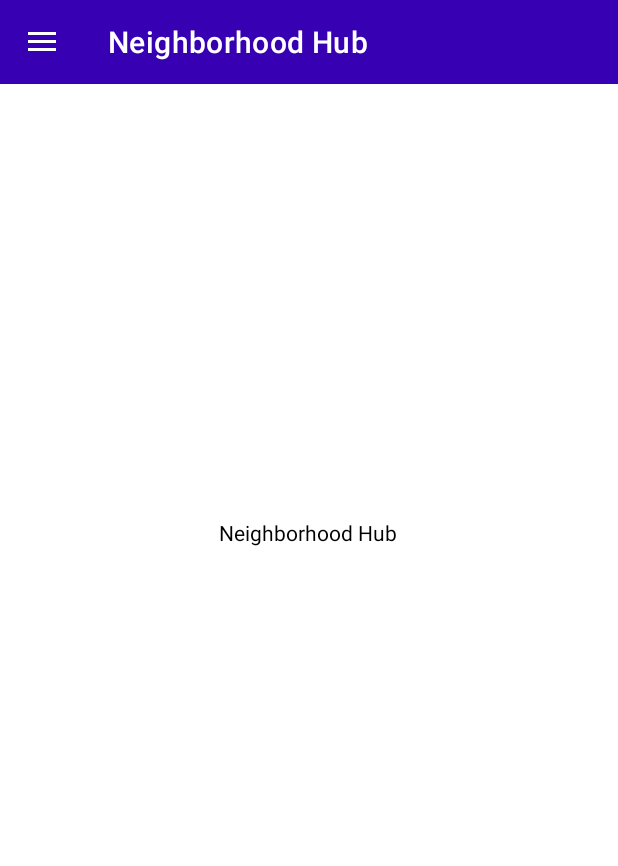
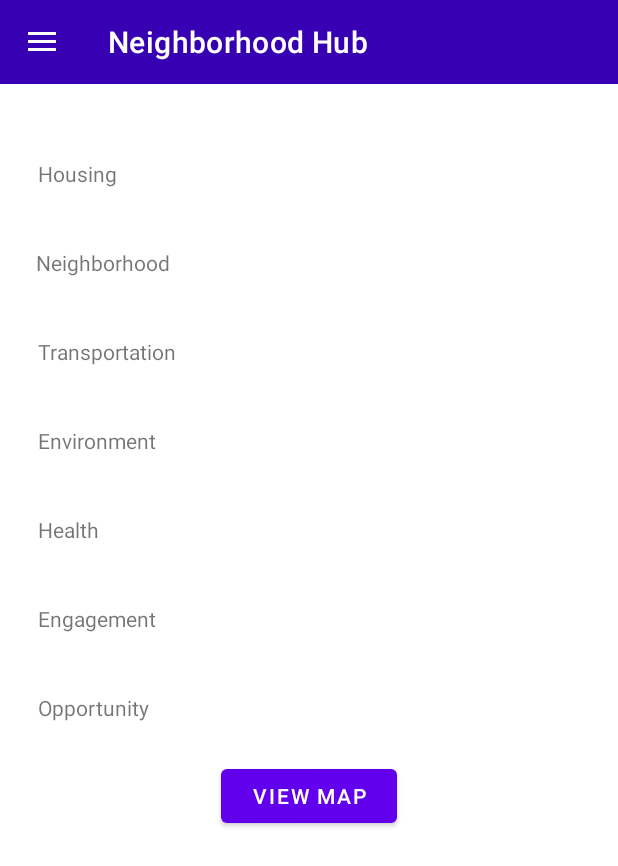
Before and after one commit to tuallen/CMSC436-Group-1, an Android app: the screen it shows after launch (MainActivity), after a tap on "Neighborhood Hub", on a phone screen of 412 x 824 dp. Shown: the top 866 px of the screen. Run offline under Robolectric (Android 15) with nearby library versions, the phone set to English and light mode, and no system bars; 1 other tap on this screen came first.

Commit message:
Hub basic layout created

```diff
--- a/Block Browser/app/src/main/res/layout/hub_layout.xml
+++ b/Block Browser/app/src/main/res/layout/hub_layout.xml
@@ -6,17 +6,160 @@
     android:layout_height="match_parent">
 
     <TextView
-        android:id="@+id/textView"
+        android:id="@+id/opportunityScore"
+        android:layout_width="178dp"
+        android:layout_height="wrap_content"
+        android:layout_marginStart="100dp"
+        android:layout_marginTop="40dp"
+        android:layout_marginEnd="25dp"
+        app:layout_constraintEnd_toEndOf="parent"
+        app:layout_constraintHorizontal_bias="1.0"
+        app:layout_constraintStart_toEndOf="@+id/hubTvOpportunity"
+        app:layout_constraintTop_toBottomOf="@+id/engagementScore" />
+
+    <TextView
+        android:id="@+id/engagementScore"
+        android:layout_width="0dp"
+        android:layout_height="wrap_content"
+        android:layout_marginStart="104dp"
+        android:layout_marginTop="40dp"
+        android:layout_marginEnd="25dp"
+        app:layout_constraintEnd_toEndOf="parent"
+        app:layout_constraintStart_toEndOf="@+id/hubTvEngagement"
+        app:layout_constraintTop_toBottomOf="@+id/healthScore" />
+
+    <TextView
+        android:id="@+id/healthScore"
+        android:layout_width="0dp"
+        android:layout_height="wrap_content"
+        android:layout_marginStart="144dp"
+        android:layout_marginTop="40dp"
+        android:layout_marginEnd="25dp"
+        app:layout_constraintEnd_toEndOf="parent"
+        app:layout_constraintStart_toEndOf="@+id/hubTvHealth"
+        app:layout_constraintTop_toBottomOf="@+id/environmentScore" />
+
+    <TextView
+        android:id="@+id/environmentScore"
+        android:layout_width="0dp"
+        android:layout_height="wrap_content"
+        android:layout_marginStart="104dp"
+        android:layout_marginTop="40dp"
+        android:layout_marginEnd="25dp"
+        app:layout_constraintEnd_toEndOf="parent"
+        app:layout_constraintStart_toEndOf="@+id/hubTvEnviro"
+        app:layout_constraintTop_toBottomOf="@+id/transportationScore" />
+
+    <TextView
+        android:id="@+id/transportationScore"
+        android:layout_width="0dp"
+        android:layout_height="wrap_content"
+        android:layout_marginStart="92dp"
+        android:layout_marginTop="40dp"
+        android:layout_marginEnd="25dp"
+        app:layout_constraintEnd_toEndOf="parent"
+        app:layout_constraintStart_toEndOf="@+id/hubTvTransportation"
+        app:layout_constraintTop_toBottomOf="@+id/neighborhoodScore" />
+
+    <TextView
+        android:id="@+id/neighborhoodScore"
+        android:layout_width="0dp"
+        android:layout_height="wrap_content"
+        android:layout_marginStart="96dp"
+        android:layout_marginTop="40dp"
+        android:layout_marginEnd="25dp"
+        app:layout_constraintEnd_toEndOf="parent"
+        app:layout_constraintStart_toEndOf="@+id/hubTVNeighborhood"
+        app:layout_constraintTop_toBottomOf="@+id/housingScore" />
+
+    <TextView
+        android:id="@+id/hubTvOpportunity"
         android:layout_width="wrap_content"
         android:layout_height="wrap_content"
-        android:layout_marginStart="176dp"
-        android:layout_marginTop="271dp"
-        android:layout_marginEnd="177dp"
-        android:layout_marginBottom="441dp"
-        android:text="Neighborhood Hub"
-        android:textColor="@color/black"
-        app:layout_constraintBottom_toBottomOf="parent"
+        android:layout_marginStart="25dp"
+        android:layout_marginTop="40dp"
+        android:text="Opportunity"
+        app:layout_constraintStart_toStartOf="parent"
+        app:layout_constraintTop_toBottomOf="@+id/hubTvEngagement" />
+
+    <TextView
+        android:id="@+id/hubTvEngagement"
+        android:layout_width="wrap_content"
+        android:layout_height="wrap_content"
+        android:layout_marginStart="25dp"
+        android:layout_marginTop="40dp"
+        android:text="Engagement"
+        app:layout_constraintStart_toStartOf="parent"
+        app:layout_constraintTop_toBottomOf="@+id/hubTvHealth" />
+
+    <TextView
+        android:id="@+id/hubTvHealth"
+        android:layout_width="wrap_content"
+        android:layout_height="wrap_content"
+        android:layout_marginStart="25dp"
+        android:layout_marginTop="40dp"
+        android:text="Health"
+        app:layout_constraintStart_toStartOf="parent"
+        app:layout_constraintTop_toBottomOf="@+id/hubTvEnviro" />
+
+    <TextView
+        android:id="@+id/hubTvEnviro"
+        android:layout_width="wrap_content"
+        android:layout_height="wrap_content"
+        android:layout_marginStart="25dp"
+        android:layout_marginTop="40dp"
+        android:text="Environment"
+        app:layout_constraintStart_toStartOf="parent"
+        app:layout_constraintTop_toBottomOf="@+id/hubTvTransportation" />
+
+    <TextView
+        android:id="@+id/hubTvTransportation"
+        android:layout_width="wrap_content"
+        android:layout_height="wrap_content"
+        android:layout_marginStart="25dp"
+        android:layout_marginTop="40dp"
+        android:text="Transportation"
+        app:layout_constraintStart_toStartOf="parent"
+        app:layout_constraintTop_toBottomOf="@+id/hubTVNeighborhood" />
+
+    <TextView
+        android:id="@+id/hubTVNeighborhood"
+        android:layout_width="wrap_content"
+        android:layout_height="wrap_content"
+        android:layout_marginStart="24dp"
+        android:layout_marginTop="40dp"
+        android:text="Neighborhood"
+        app:layout_constraintStart_toStartOf="parent"
+        app:layout_constraintTop_toBottomOf="@+id/hubTVHousing" />
+
+    <TextView
+        android:id="@+id/hubTVHousing"
+        android:layout_width="wrap_content"
+        android:layout_height="wrap_content"
+        android:layout_marginStart="25dp"
+        android:layout_marginTop="50dp"
+        android:text="Housing"
+        app:layout_constraintStart_toStartOf="parent"
+        app:layout_constraintTop_toTopOf="parent" />
+
+    <TextView
+        android:id="@+id/housingScore"
+        android:layout_width="0dp"
+        android:layout_height="wrap_content"
+        android:layout_marginStart="132dp"
+        android:layout_marginTop="50dp"
+        android:layout_marginEnd="25dp"
+        app:layout_constraintEnd_toEndOf="parent"
+        app:layout_constraintStart_toEndOf="@+id/hubTVHousing"
+        app:layout_constraintTop_toTopOf="parent" />
+
+    <Button
+        android:id="@+id/mapBtn"
+        android:layout_width="117dp"
+        android:layout_height="wrap_content"
+        android:layout_marginTop="25dp"
+        android:text="View Map"
         app:layout_constraintEnd_toEndOf="parent"
         app:layout_constraintStart_toStartOf="parent"
-        app:layout_constraintTop_toTopOf="parent" />
+        app:layout_constraintTop_toBottomOf="@+id/opportunityScore" />
 </androidx.constraintlayout.widget.ConstraintLayout>
```
Also changed, not shown: Block Browser/app/src/main/java/com/example/myapplication/MainActivity.kt (+7 -7 lines).
